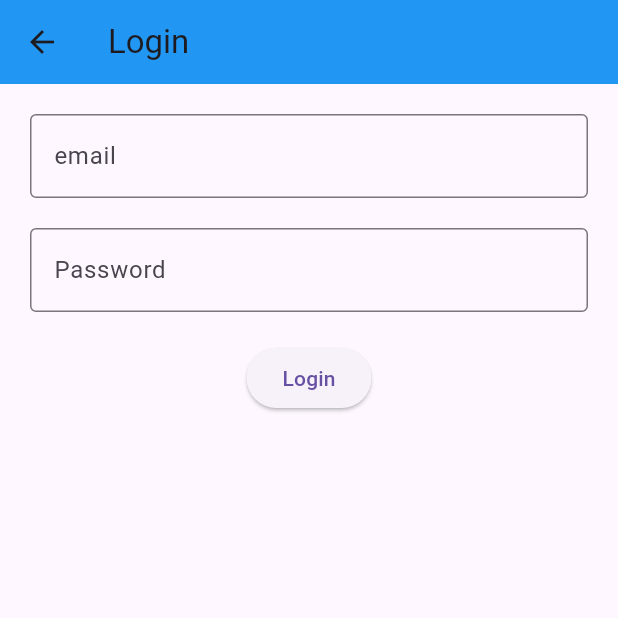
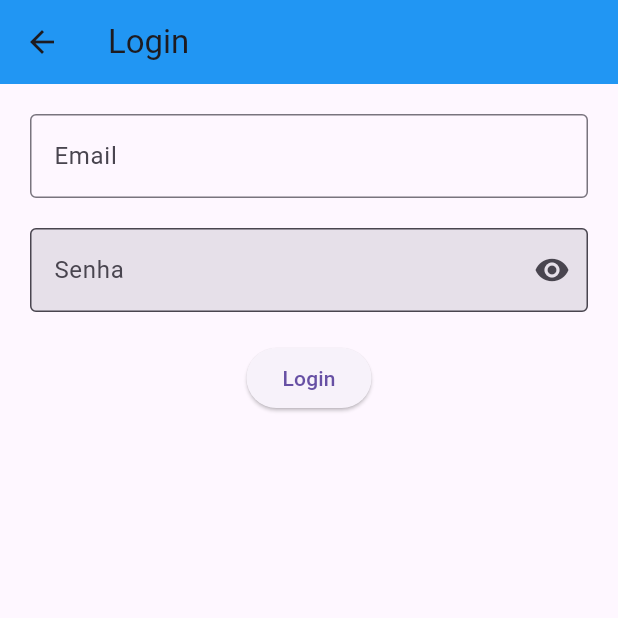
Before and after one commit to GuilhermePiorno/games_tracker, a Flutter app: the screen it shows after launch, after a tap on "Login", on a phone screen of 412 x 824 dp, the top half of it. Run offline on Flutter 3.47's test engine with Material 3 defaults, Android fonts, the phone set to English and light mode, and no system bars; our stand-ins replace shared_preferences, sqflite_common_ffi; accounts and stored records are empty.

Commit message:
ajustes na ui e hider na senha

```diff
--- a/lib/screens/login_screen.dart
+++ b/lib/screens/login_screen.dart
@@ -20,6 +20,7 @@ class _LoginScreenState extends State<LoginScreen> {
   late LoginController controller;
   var value; // 0 ou 1, não logado ou logado
   late User _current_user;
+  bool passwordVisible = false;
 
   _LoginScreenState() {
     this.controller = LoginController();
@@ -43,14 +44,14 @@ class _LoginScreenState extends State<LoginScreen> {
       form.save();
 
       try {
-        User user = await controller.getLogin(_email!, _password!);
+        User user = await controller.getLogin(_email, _password);
         if (user.id != -1) {
           savePref(1, user.name, user.email, user.password);
           _current_user = user;
           _loginStatus = LoginStatus.signedIn;
         } else {
           ScaffoldMessenger.of(context).showSnackBar(
-            const SnackBar(content: Text('User not registered!')),
+            const SnackBar(content: Text('Usuário não registrado!')),
           );
         }
       } catch (e) {
@@ -74,6 +75,7 @@ class _LoginScreenState extends State<LoginScreen> {
   void initState() {
     super.initState();
     getPref();
+    passwordVisible = true;
   }
 
   getPref() async {
@@ -82,7 +84,7 @@ class _LoginScreenState extends State<LoginScreen> {
     _password = preferences.getString("pass")!;
     value = preferences.getInt("value");
     if (value == 1) {
-      _current_user = await controller.getLogin(_email!, _password!);
+      _current_user = await controller.getLogin(_email, _password);
     }
     setState(() {
       _loginStatus =
@@ -113,17 +115,37 @@ class _LoginScreenState extends State<LoginScreen> {
                                 TextFormField(
                                     onSaved: (newVal) => _email = newVal!,
                                     decoration: InputDecoration(
-                                        labelText: "email",
+                                        labelText: "Email",
                                         border: OutlineInputBorder())),
                                 Padding(
                                     padding:
                                         EdgeInsets.only(top: 20, bottom: 20),
                                     child: TextFormField(
-                                        onSaved: (newVal) =>
-                                            _password = newVal!,
-                                        decoration: InputDecoration(
-                                            labelText: "Password",
-                                            border: OutlineInputBorder())))
+                                      onSaved: (newVal) => _password = newVal!,
+                                      obscureText: passwordVisible,
+                                      decoration: InputDecoration(
+                                        labelText: "Senha",
+                                        border: OutlineInputBorder(),
+                                        suffixIcon: IconButton(
+                                          icon: Icon(passwordVisible
+                                              ? Icons.visibility
+                                              : Icons.visibility_off),
+                                          onPressed: () {
+                                            setState(
+                                              () {
+                                                passwordVisible =
+                                                    !passwordVisible;
+                                              },
+                                            );
+                                          },
+                                        ),
+                                        alignLabelWithHint: false,
+                                        filled: true,
+                                      ),
+                                      keyboardType:
+                                          TextInputType.visiblePassword,
+                                      textInputAction: TextInputAction.done,
+                                    ))
                               ],
                             )),
                         ElevatedButton(onPressed: _submit, child: Text("Login"))
```
